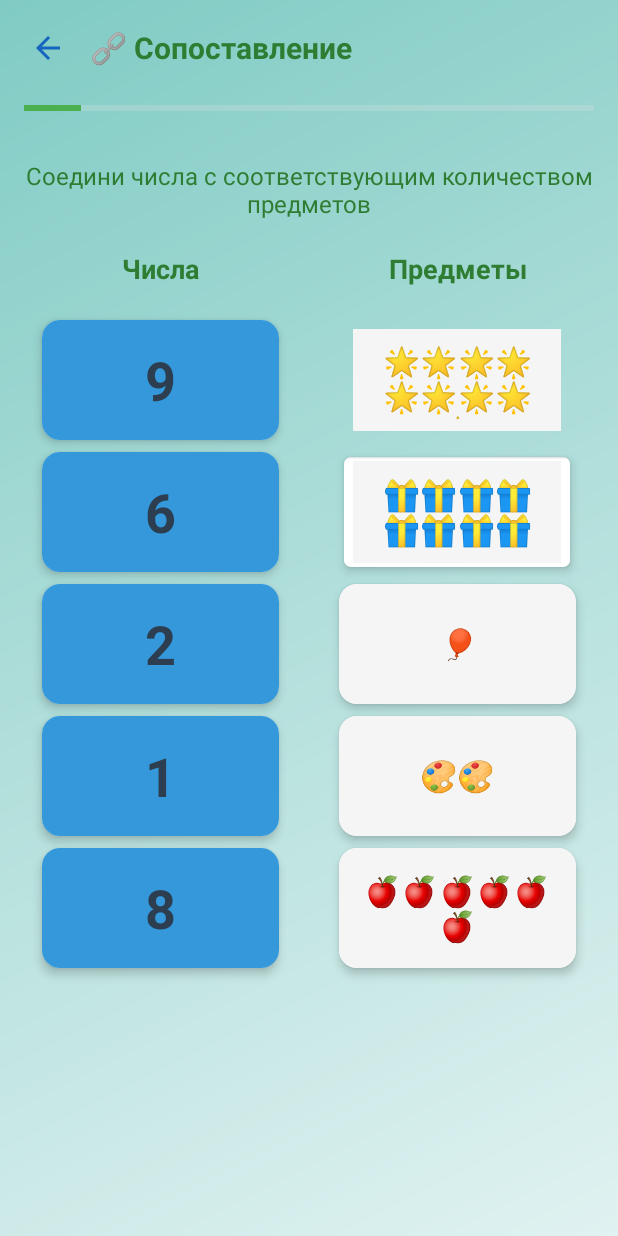
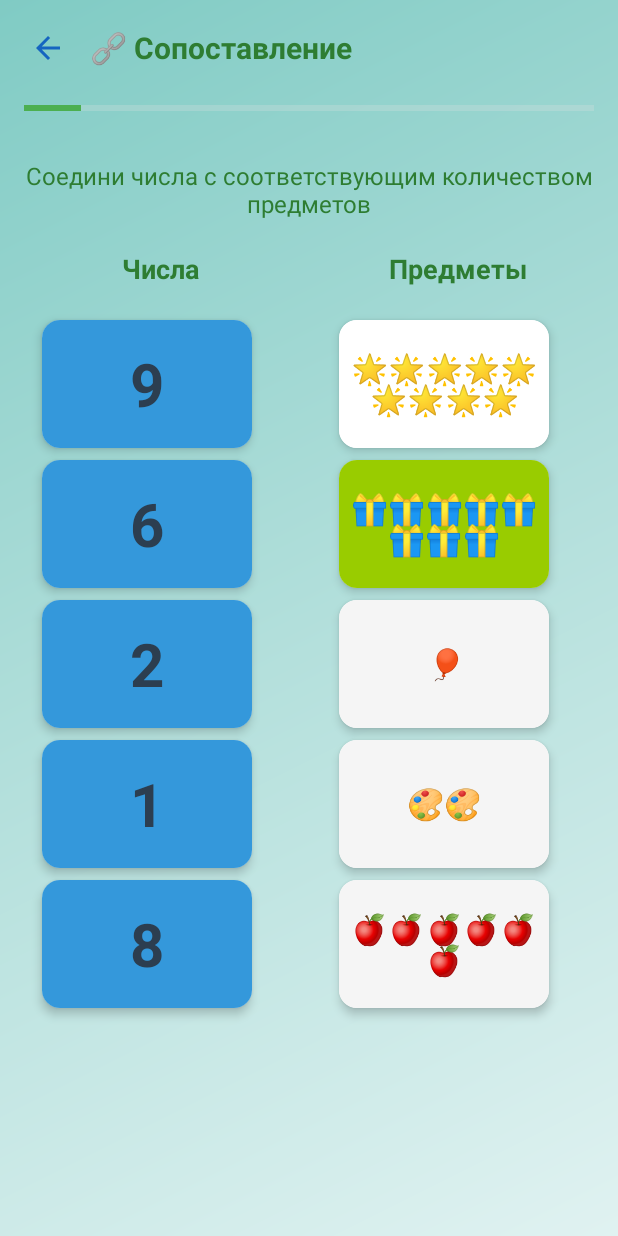
Before and after one commit to timursarsembai/DanaBalaNumbers_RUS, an Android app: the MatchingActivity screen opened directly, with no data from a screen before it, after a tap on an icon or button, on a phone screen of 412 x 824 dp. Run offline under Robolectric (Android 15) with nearby library versions, the phone set to English and light mode, and no system bars; 2 other taps on this screen came first.

Commit message:
изменено:      .idea/copilotDiffState.xml         изменено:      app/src/main/java/com/timursarsembayev/danabala/MatchingActivity.kt         изменено:      app/src/main/java/com/timursarsembayev/danabala/NumbersAdapter.kt         изменено:      app/src/main/java/com/timursarsembayev/danabala/ObjectsAdapter.kt         изменено:      app/src/main/res/layout/item_number.xml         изменено:      app/src/main/res/layout/item_objects.xml

```diff
--- a/app/src/main/java/com/timursarsembayev/danabala/MatchingActivity.kt
+++ b/app/src/main/java/com/timursarsembayev/danabala/MatchingActivity.kt
@@ -9,6 +9,7 @@ import android.speech.tts.TextToSpeech
 import android.view.View
 import android.widget.Button
 import android.widget.ImageView
+import android.widget.LinearLayout
 import android.widget.ProgressBar
 import android.widget.TextView
 import androidx.appcompat.app.AppCompatActivity
@@ -156,7 +157,10 @@ class MatchingActivity : AppCompatActivity(), TextToSpeech.OnInitListener {
         if (item.isMatched) return
 
         // Убираем предыдущее выделение
-        selectedNumberView?.setBackgroundResource(0)
+        selectedNumberView?.let { prevView ->
+            val numberText = prevView.findViewById<TextView>(R.id.numberText)
+            numberText?.setBackgroundColor(androidx.core.content.ContextCompat.getColor(this, R.color.button_color))
+        }
 
         if (selectedNumberItem == item) {
             // Отменяем выделение
@@ -167,10 +171,11 @@ class MatchingActivity : AppCompatActivity(), TextToSpeech.OnInitListener {
         selectedNumberItem = item
         selectedNumberView = view
 
-        // Выделяем элемент
-        view.setBackgroundResource(android.R.drawable.editbox_background)
+        // Выделяем элемент СРАЗУ зеленым цветом
+        val numberText = view.findViewById<TextView>(R.id.numberText)
+        numberText?.setBackgroundColor(androidx.core.content.ContextCompat.getColor(this, android.R.color.holo_green_light))
 
-        // Проверяем совпадение
+        // Проверяем совпадение только если выбраны обе карточки
         checkMatch()
     }
 
@@ -178,7 +183,10 @@ class MatchingActivity : AppCompatActivity(), TextToSpeech.OnInitListener {
         if (item.isMatched) return
 
         // Убираем предыдущее выделение
-        selectedObjectView?.setBackgroundResource(0)
+        selectedObjectView?.let { prevView ->
+            val linearLayout = prevView.findViewById<LinearLayout>(R.id.objectsLayout)
+            linearLayout?.setBackgroundColor(androidx.core.content.ContextCompat.getColor(this, android.R.color.white))
+        }
 
         if (selectedObjectItem == item) {
             // Отменяем выделение
@@ -189,10 +197,11 @@ class MatchingActivity : AppCompatActivity(), TextToSpeech.OnInitListener {
         selectedObjectItem = item
         selectedObjectView = view
 
-        // Выделяем элемент
-        view.setBackgroundResource(android.R.drawable.editbox_background)
+        // Выделяем элемент СРАЗУ зеленым цветом
+        val linearLayout = view.findViewById<LinearLayout>(R.id.objectsLayout)
+        linearLayout?.setBackgroundColor(androidx.core.content.ContextCompat.getColor(this, android.R.color.holo_green_light))
 
-        // Проверяем совпаден��е
+        // Проверяем совпадение только если выбраны обе карточки
         checkMatch()
     }
 
@@ -248,7 +257,31 @@ class MatchingActivity : AppCompatActivity(), TextToSpeech.OnInitListener {
         val randomPhrase = MatchingFeedbackPhrases.incorrectPhrases[Random.nextInt(MatchingFeedbackPhrases.incorrectPhrases.size)]
         speakText(randomPhrase)
 
-        // Анимация неправильного совпадения
+        // Выделяем обе карточки красным цветом на полсекунды
+        selectedNumberView?.let { view ->
+            val numberText = view.findViewById<TextView>(R.id.numberText)
+            numberText?.setBackgroundColor(androidx.core.content.ContextCompat.getColor(this, android.R.color.holo_red_light))
+        }
+
+        selectedObjectView?.let { view ->
+            val linearLayout = view.findViewById<LinearLayout>(R.id.objectsLayout)
+            linearLayout?.setBackgroundColor(androidx.core.content.ContextCompat.getColor(this, android.R.color.holo_red_light))
+        }
+
+        // Через 500ms возвращаем зеленое выделение
+        android.os.Handler(android.os.Looper.getMainLooper()).postDelayed({
+            selectedNumberView?.let { view ->
+                val numberText = view.findViewById<TextView>(R.id.numberText)
+                numberText?.setBackgroundColor(androidx.core.content.ContextCompat.getColor(this, android.R.color.holo_green_light))
+            }
+
+            selectedObjectView?.let { view ->
+                val linearLayout = view.findViewById<LinearLayout>(R.id.objectsLayout)
+                linearLayout?.setBackgroundColor(androidx.core.content.ContextCompat.getColor(this, android.R.color.holo_green_light))
+            }
+        }, 500)
+
+        // Анимация тряски для неправильного совпадения
         animateIncorrectMatch(selectedNumberView!!, selectedObjectView!!)
         clearSelections()
     }
@@ -308,8 +341,18 @@ class MatchingActivity : AppCompatActivity(), TextToSpeech.OnInitListener {
     private fun clearSelections() {
         selectedNumberItem = null
         selectedObjectItem = null
-        selectedNumberView?.setBackgroundResource(0)
-        selectedObjectView?.setBackgroundResource(0)
+
+        // Сбрасываем выделение правильным способом
+        selectedNumberView?.let { view ->
+            val numberText = view.findViewById<TextView>(R.id.numberText)
+            numberText?.setBackgroundColor(androidx.core.content.ContextCompat.getColor(this, R.color.button_color))
+        }
+
+        selectedObjectView?.let { view ->
+            val linearLayout = view.findViewById<LinearLayout>(R.id.objectsLayout)
+            linearLayout?.setBackgroundColor(androidx.core.content.ContextCompat.getColor(this, android.R.color.white))
+        }
+
         selectedNumberView = null
         selectedObjectView = null
     }
--- a/app/src/main/java/com/timursarsembayev/danabala/ObjectsAdapter.kt
+++ b/app/src/main/java/com/timursarsembayev/danabala/ObjectsAdapter.kt
@@ -6,6 +6,7 @@ import android.view.ViewGroup
 import android.widget.TextView
 import androidx.cardview.widget.CardView
 import androidx.recyclerview.widget.RecyclerView
+import kotlin.math.min
 
 class ObjectsAdapter(
     private var items: MutableList<MatchingItem>,
@@ -29,26 +30,19 @@ class ObjectsAdapter(
         val objectsString = item.emoji.repeat(item.value)
         holder.objectsText.text = objectsString
 
-        // Устанавливаем прозрачность для сопоставленных элементов
+        // Устанавливаем прозрачност�� для сопоставленных элементов
         holder.cardView.alpha = if (item.isMatched) 0.3f else 1.0f
 
         holder.cardView.setOnClickListener {
             if (!item.isMatched) {
+                // Простой эффект нажатия
+                holder.cardView.animate().scaleX(0.95f).scaleY(0.95f).setDuration(100)
+                    .withEndAction {
+                        holder.cardView.animate().scaleX(1.0f).scaleY(1.0f).setDuration(100).start()
+                    }.start()
+
                 onItemClick(item, holder.cardView)
             }
-        }
-
-        // Добавляем эффект нажатия
-        holder.cardView.setOnTouchListener { view, event ->
-            when (event.action) {
-                android.view.MotionEvent.ACTION_DOWN -> {
-                    view.animate().scaleX(0.95f).scaleY(0.95f).duration = 100
-                }
-                android.view.MotionEvent.ACTION_UP, android.view.MotionEvent.ACTION_CANCEL -> {
-                    view.animate().scaleX(1.0f).scaleY(1.0f).duration = 100
-                }
-            }
-            false
         }
     }
 
--- a/app/src/main/res/layout/item_number.xml
+++ b/app/src/main/res/layout/item_number.xml
@@ -1,8 +1,8 @@
 <?xml version="1.0" encoding="utf-8"?>
 <androidx.cardview.widget.CardView xmlns:android="http://schemas.android.com/apk/res/android"
     xmlns:app="http://schemas.android.com/apk/res-auto"
-    android:layout_width="match_parent"
-    android:layout_height="80dp"
+    android:layout_width="140dp"
+    android:layout_height="85dp"
     android:layout_margin="4dp"
     app:cardCornerRadius="12dp"
     app:cardElevation="4dp"
@@ -13,7 +13,7 @@
         android:layout_width="match_parent"
         android:layout_height="match_parent"
         android:gravity="center"
-        android:textSize="36sp"
+        android:textSize="40sp"
         android:textStyle="bold"
         android:textColor="@color/text_color"
         android:background="@color/button_color" />
--- a/app/src/main/res/layout/item_objects.xml
+++ b/app/src/main/res/layout/item_objects.xml
@@ -1,20 +1,21 @@
 <?xml version="1.0" encoding="utf-8"?>
 <androidx.cardview.widget.CardView xmlns:android="http://schemas.android.com/apk/res/android"
     xmlns:app="http://schemas.android.com/apk/res-auto"
-    android:layout_width="match_parent"
-    android:layout_height="80dp"
+    android:layout_width="140dp"
+    android:layout_height="85dp"
     android:layout_margin="4dp"
     app:cardCornerRadius="12dp"
     app:cardElevation="4dp"
     android:id="@+id/cardView">
 
     <LinearLayout
+        android:id="@+id/objectsLayout"
         android:layout_width="match_parent"
         android:layout_height="match_parent"
         android:orientation="horizontal"
         android:gravity="center"
         android:background="#F5F5F5"
-        android:padding="8dp">
+        android:padding="4dp">
 
         <TextView
             android:id="@+id/objectsText"
@@ -22,7 +23,8 @@
             android:layout_height="match_parent"
             android:gravity="center"
             android:textSize="20sp"
-            android:textColor="@color/text_color" />
+            android:textColor="@color/text_color"
+            android:lineSpacingMultiplier="0.9" />
 
     </LinearLayout>
 
```
Also changed, not shown: app/src/main/java/com/timursarsembayev/danabala/NumbersAdapter.kt (+6 -13 lines).
